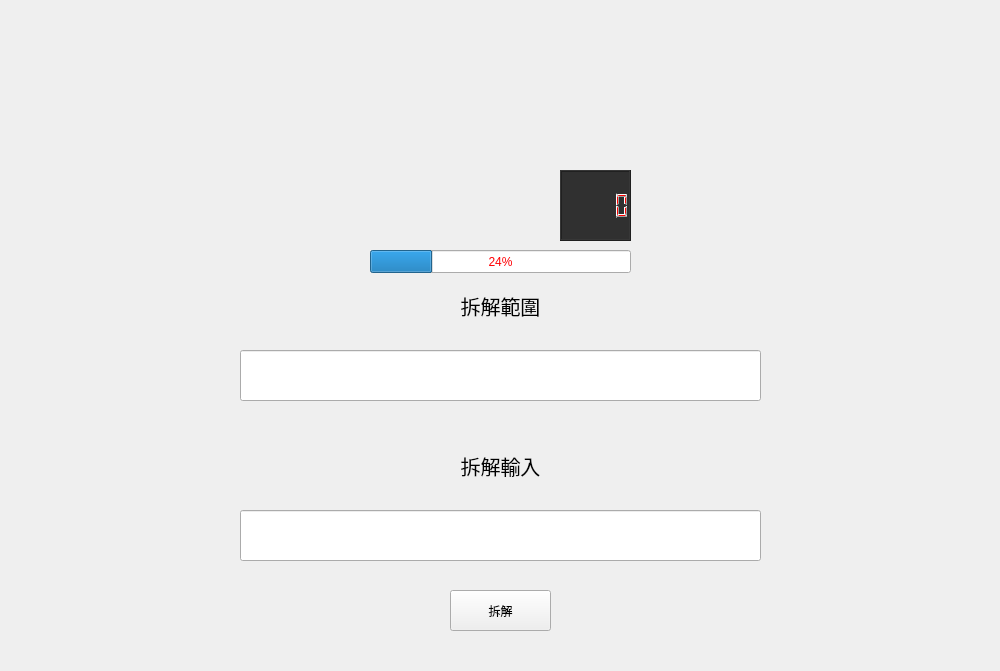
First picture: the form in Mini-Games/booom.ui, repository imghe/Mini-Games, before the edit.
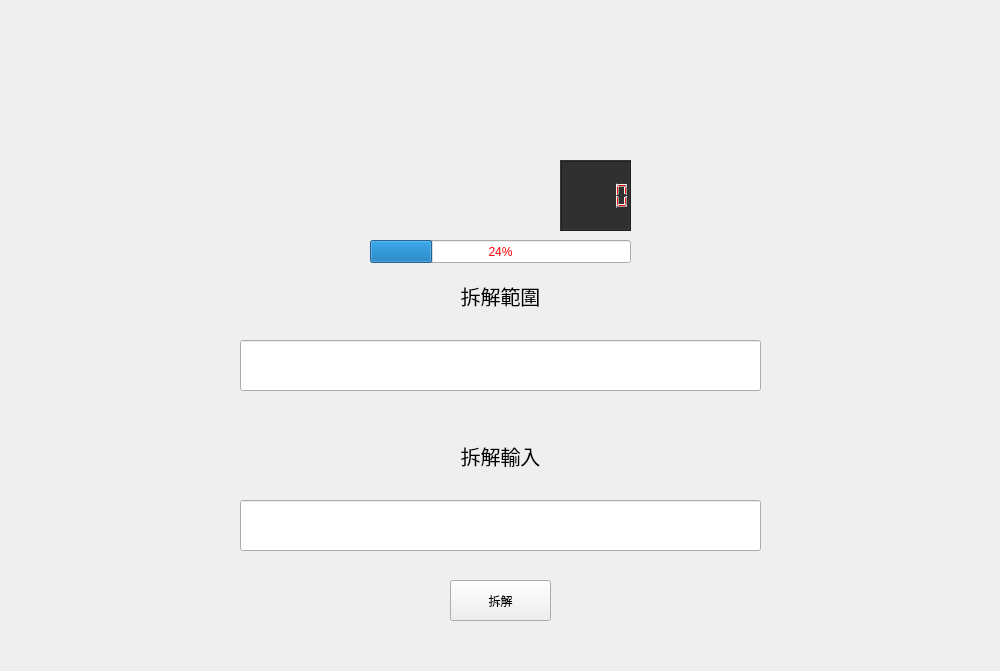
Second picture: the form after the edit. Icons and pictures are not drawn.

Diff of the .ui file:
```diff
--- a/Mini-Games/booom.ui
+++ b/Mini-Games/booom.ui
@@ -17,7 +17,7 @@
    <property name="geometry">
     <rect>
      <x>0</x>
-     <y>10</y>
+     <y>0</y>
      <width>1001</width>
      <height>671</height>
     </rect>
```
Left out of the diff: 6 changed lines with no effect on the pictures.
